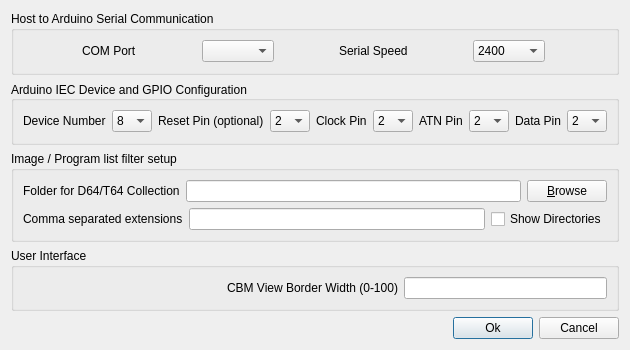
This is settingsdialog.ui in Larswad/uno2iec as Qt 5 draws it before an edit. The edited form follows.
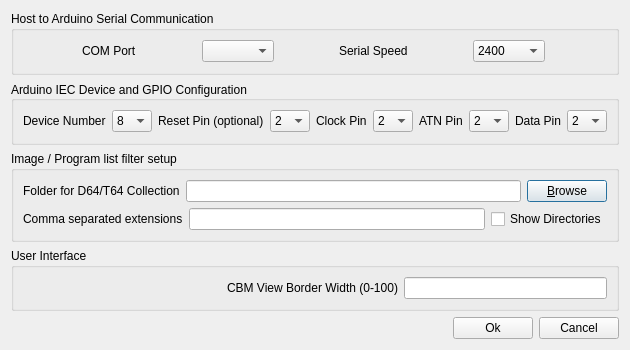
This is the edited form. Icons and pictures are not drawn.

The edit to the form file:
```diff
--- a/settingsdialog.ui
+++ b/settingsdialog.ui
@@ -744,8 +744,11 @@
          <height>32</height>
         </size>
        </property>
+       <property name="autoDefault">
+        <bool>false</bool>
+       </property>
        <property name="default">
-        <bool>true</bool>
+        <bool>false</bool>
        </property>
       </widget>
      </item>
```
Left out of the diff: 4 changed lines with no effect on the pictures.
